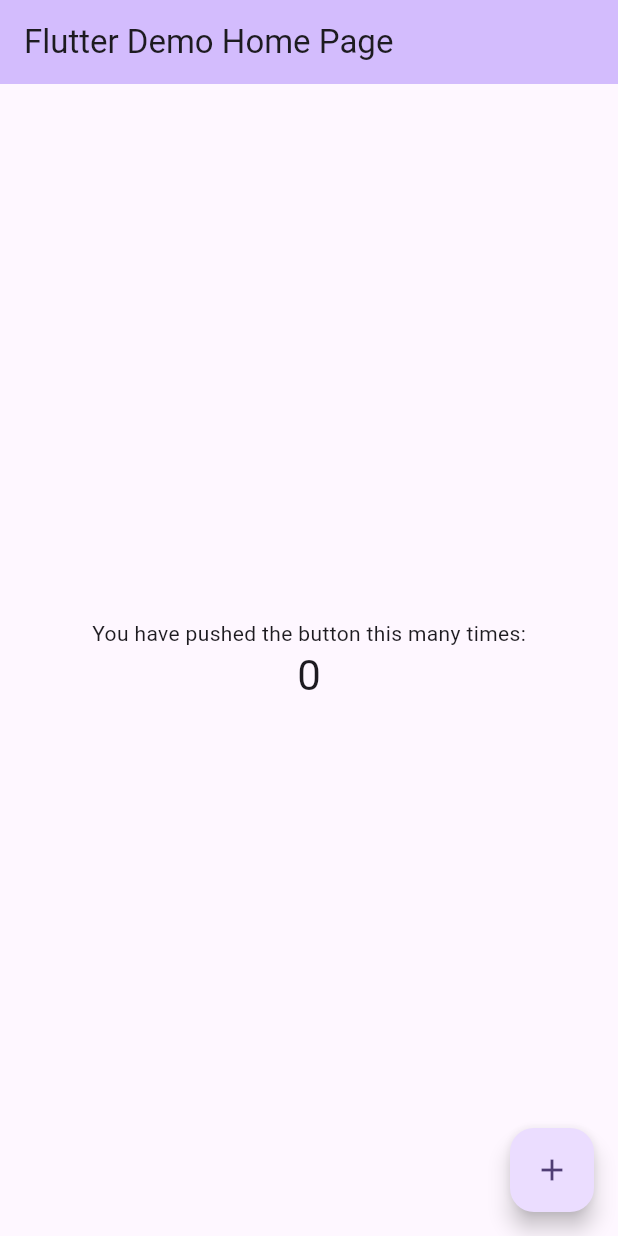
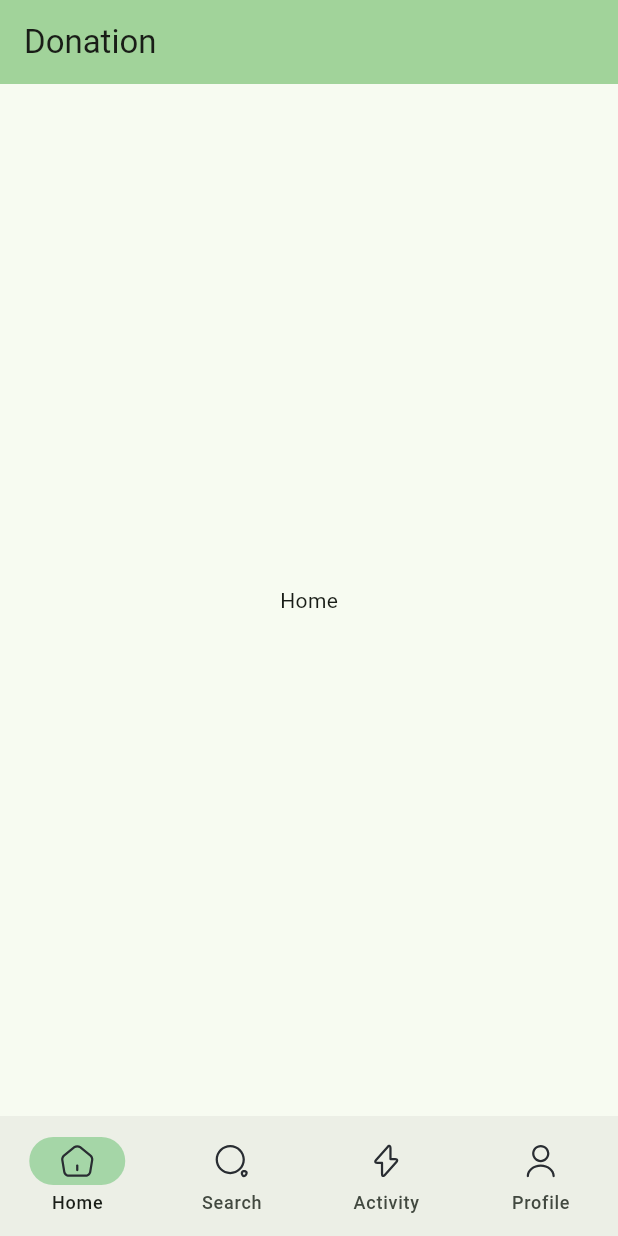
Before and after one commit to DoN4t1on/DoN4t1on-flutter, a Flutter app: the screen it shows after launch, on a phone screen of 412 x 824 dp. Run offline on Flutter 3.47's test engine with Material 3 defaults, Android fonts, the light colour scheme and no system bars; our stand-ins replace flutter_svg.

Commit message:
finished prototype

```diff
--- a/lib/main.dart
+++ b/lib/main.dart
@@ -1,125 +1,26 @@
+import 'package:donation/pages/hero.dart';
 import 'package:flutter/material.dart';
 
 void main() {
-  runApp(const MyApp());
+  runApp(const App());
 }
 
-class MyApp extends StatelessWidget {
-  const MyApp({super.key});
+class App extends StatelessWidget {
+  const App({super.key});
 
-  // This widget is the root of your application.
   @override
   Widget build(BuildContext context) {
     return MaterialApp(
-      title: 'Flutter Demo',
+      title: 'Donation',
       theme: ThemeData(
-        // This is the theme of your application.
-        //
-        // TRY THIS: Try running your application with "flutter run". You'll see
-        // the application has a purple toolbar. Then, without quitting the app,
-        // try changing the seedColor in the colorScheme below to Colors.green
-        // and then invoke "hot reload" (save your changes or press the "hot
-        // reload" button in a Flutter-supported IDE, or press "r" if you used
-        // the command line to start the app).
-        //
-        // Notice that the counter didn't reset back to zero; the application
-        // state is not lost during the reload. To reset the state, use hot
-        // restart instead.
-        //
-        // This works for code too, not just values: Most code changes can be
-        // tested with just a hot reload.
-        colorScheme: ColorScheme.fromSeed(seedColor: Colors.deepPurple),
+        colorScheme: ColorScheme.fromSeed(seedColor: Colors.green),
         useMaterial3: true,
+        navigationBarTheme: NavigationBarThemeData(
+        indicatorColor: Colors.green[200],
+        ),
       ),
-      home: const MyHomePage(title: 'Flutter Demo Home Page'),
+      debugShowCheckedModeBanner: false,
+      home: HeroPage(),
     );
   }
 }
-
-class MyHomePage extends StatefulWidget {
-  const MyHomePage({super.key, required this.title});
-
-  // This widget is the home page of your application. It is stateful, meaning
-  // that it has a State object (defined below) that contains fields that affect
-  // how it looks.
-
-  // This class is the configuration for the state. It holds the values (in this
-  // case the title) provided by the parent (in this case the App widget) and
-  // used by the build method of the State. Fields in a Widget subclass are
-  // always marked "final".
-
-  final String title;
-
-  @override
-  State<MyHomePage> createState() => _MyHomePageState();
-}
-
-class _MyHomePageState extends State<MyHomePage> {
-  int _counter = 0;
-
-  void _incrementCounter() {
-    setState(() {
-      // This call to setState tells the Flutter framework that something has
-      // changed in this State, which causes it to rerun the build method below
-      // so that the display can reflect the updated values. If we changed
-      // _counter without calling setState(), then the build method would not be
-      // called again, and so nothing would appear to happen.
-      _counter++;
-    });
-  }
-
-  @override
-  Widget build(BuildContext context) {
-    // This method is rerun every time setState is called, for instance as done
-    // by the _incrementCounter method above.
-    //
-    // The Flutter framework has been optimized to make rerunning build methods
-    // fast, so that you can just rebuild anything that needs updating rather
-    // than having to individually change instances of widgets.
-    return Scaffold(
-      appBar: AppBar(
-        // TRY THIS: Try changing the color here to a specific color (to
-        // Colors.amber, perhaps?) and trigger a hot reload to see the AppBar
-        // change color while the other colors stay the same.
-        backgroundColor: Theme.of(context).colorScheme.inversePrimary,
-        // Here we take the value from the MyHomePage object that was created by
-        // the App.build method, and use it to set our appbar title.
-        title: Text(widget.title),
-      ),
-      body: Center(
-        // Center is a layout widget. It takes a single child and positions it
-        // in the middle of the parent.
-        child: Column(
-          // Column is also a layout widget. It takes a list of children and
-          // arranges them vertically. By default, it sizes itself to fit its
-          // children horizontally, and tries to be as tall as its parent.
-          //
-          // Column has various properties to control how it sizes itself and
-          // how it positions its children. Here we use mainAxisAlignment to
-          // center the children vertically; the main axis here is the vertical
-          // axis because Columns are vertical (the cross axis would be
-          // horizontal).
-          //
-          // TRY THIS: Invoke "debug painting" (choose the "Toggle Debug Paint"
-          // action in the IDE, or press "p" in the console), to see the
-          // wireframe for each widget.
-          mainAxisAlignment: MainAxisAlignment.center,
-          children: <Widget>[
-            const Text(
-              'You have pushed the button this many times:',
-            ),
-            Text(
-              '$_counter',
-              style: Theme.of(context).textTheme.headlineMedium,
-            ),
-          ],
-        ),
-      ),
-      floatingActionButton: FloatingActionButton(
-        onPressed: _incrementCounter,
-        tooltip: 'Increment',
-        child: const Icon(Icons.add),
-      ), // This trailing comma makes auto-formatting nicer for build methods.
-    );
-  }
-}
--- /dev/null
+++ b/lib/pages/activity.dart
@@ -0,0 +1,12 @@
+import 'package:flutter/material.dart';
+
+class ActivityPage extends StatelessWidget {
+  const ActivityPage({super.key});
+
+  @override
+  Widget build(BuildContext context) {
+    return Center(
+      child: Text("Activity"),
+    );
+  }
+}
--- /dev/null
+++ b/lib/pages/hero.dart
@@ -0,0 +1,64 @@
+import 'package:donation/pages/activity.dart';
+import 'package:donation/pages/home.dart';
+import 'package:donation/pages/profile.dart';
+import 'package:donation/pages/search.dart';
+import 'package:flutter/material.dart';
+import 'package:flutter_svg/flutter_svg.dart';
+
+class HeroPage extends StatelessWidget {
+  const HeroPage({super.key});
+
+  @override
+  Widget build(BuildContext context) {
+    var navbarNotifier = ValueNotifier(0);
+
+    List<Widget> destinations = [
+      NavigationDestination(
+        icon: SvgPicture.asset('lib/assets/home.svg'),
+        label: 'Home',
+      ),
+      NavigationDestination(
+        icon: SvgPicture.asset('lib/assets/search.svg'),
+        label: 'Search',
+      ),
+      NavigationDestination(
+        icon: SvgPicture.asset('lib/assets/flash.svg'),
+        label: 'Activity',
+      ),
+      NavigationDestination(
+        icon: SvgPicture.asset('lib/assets/user.svg'),
+        label: 'Profile',
+      ),
+    ];
+
+    var destinationPages = const [
+      HomePage(),
+      SearchPage(),
+      ActivityPage(),
+      ProfilePage(),
+    ];
+
+    var destinationAppBarText = [
+      'Donation',
+      'Search',
+      'Activity',
+      'Profile',
+    ];
+
+    return ValueListenableBuilder(
+      valueListenable: navbarNotifier,
+      builder: (context, value, _) => Scaffold(
+        appBar: AppBar(
+          backgroundColor: Theme.of(context).colorScheme.inversePrimary,
+          title:  Text(destinationAppBarText[value]),
+        ),
+        body: destinationPages[value],
+        bottomNavigationBar: NavigationBar(
+          selectedIndex: value,
+          destinations: destinations,
+          onDestinationSelected: (value) => navbarNotifier.value = value,
+        ),
+      ),
+    );
+  }
+}
--- /dev/null
+++ b/lib/pages/home.dart
@@ -0,0 +1,12 @@
+import 'package:flutter/material.dart';
+
+class HomePage extends StatelessWidget {
+  const HomePage({super.key});
+
+  @override
+  Widget build(BuildContext context) {
+    return Center(
+      child: Text("Home"),
+    );
+  }
+}
--- /dev/null
+++ b/lib/pages/profile.dart
@@ -0,0 +1,12 @@
+import 'package:flutter/material.dart';
+
+class ProfilePage extends StatelessWidget {
+  const ProfilePage({super.key});
+
+  @override
+  Widget build(BuildContext context) {
+    return Center(
+      child: Text("Profile"),
+    );
+  }
+}
--- /dev/null
+++ b/lib/pages/search.dart
@@ -0,0 +1,12 @@
+import 'package:flutter/material.dart';
+
+class SearchPage extends StatelessWidget {
+  const SearchPage({super.key});
+
+  @override
+  Widget build(BuildContext context) {
+    return Center(
+      child: Text("Search"),
+    );
+  }
+}
```
Also changed, not shown: pubspec.yaml (+9 -0 lines), lib/assets/add.svg (added), lib/assets/arrow-left.svg (added), lib/assets/flash.svg (added), lib/assets/home.svg (added), lib/assets/search.svg (added), lib/assets/user.svg (added), pubspec.lock, 1 other file.
